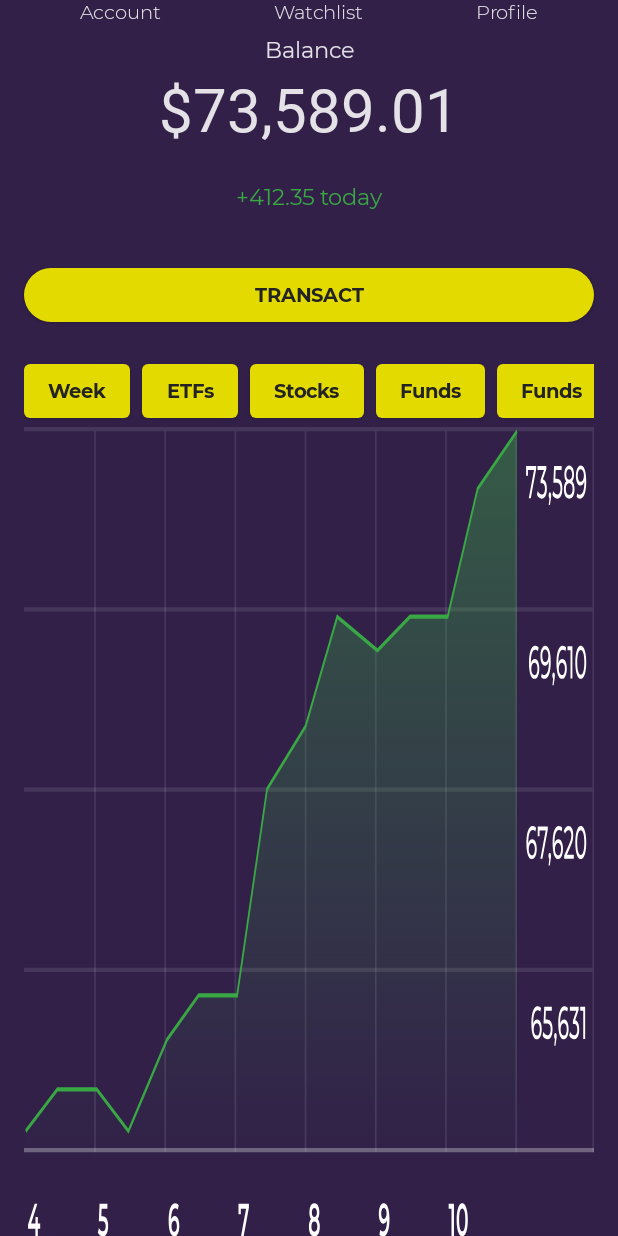
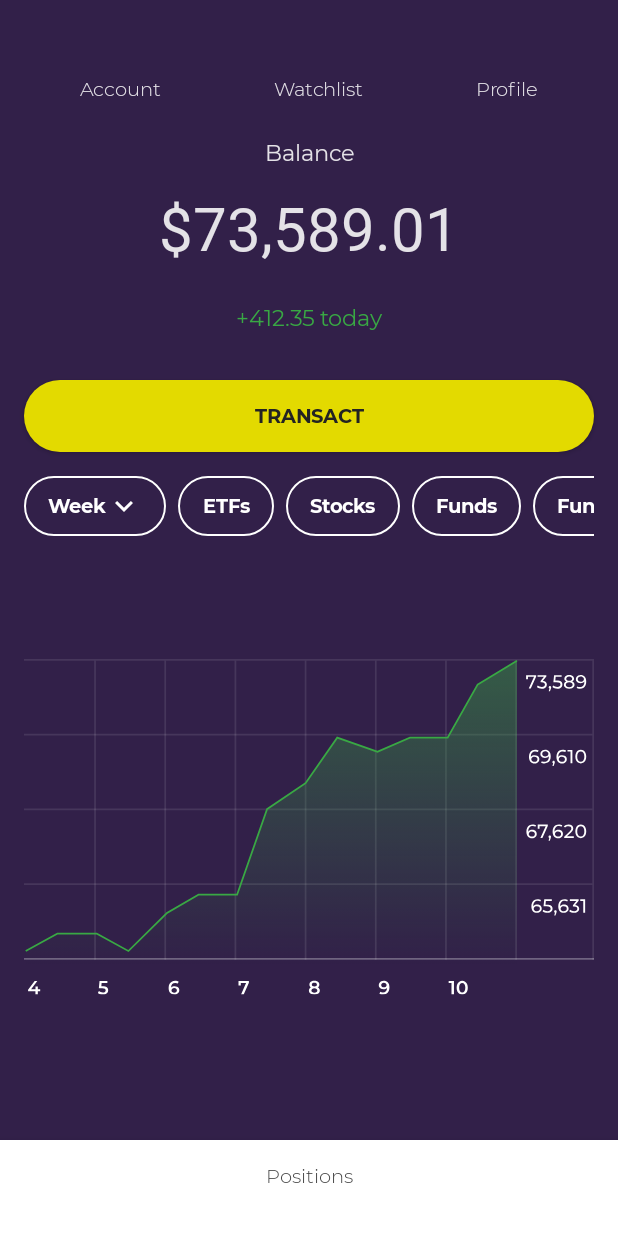
Before and after one commit to danielkeyes/android-dev-challenge-compose3, an Android app built with Jetpack Compose: the HomeScreen screen opened through its navigation route, on a phone screen of 412 x 824 dp. Run offline under Robolectric (Android 15) with nearby library versions, the phone set to English and light mode, and no system bars; our stand-ins replace constraintlayout-compose; Roboto replaces fonts that are not available here; 2 statements that could not run were skipped.

Commit message:
updated home screen spacing and bottom sheet as well as added buttons component for reuse

```diff
--- /dev/null
+++ b/app/src/main/java/com/example/androiddevchallenge/components/Buttons.kt
@@ -0,0 +1,66 @@
+package com.example.androiddevchallenge.components
+
+import androidx.compose.foundation.BorderStroke
+import androidx.compose.foundation.layout.Column
+import androidx.compose.foundation.layout.Row
+import androidx.compose.foundation.shape.RoundedCornerShape
+import androidx.compose.material.ButtonDefaults
+import androidx.compose.material.Icon
+import androidx.compose.material.MaterialTheme
+import androidx.compose.material.OutlinedButton
+import androidx.compose.material.Text
+import androidx.compose.material.icons.Icons
+import androidx.compose.material.icons.filled.ExpandMore
+import androidx.compose.runtime.Composable
+import androidx.compose.ui.Alignment
+import androidx.compose.ui.Modifier
+import androidx.compose.ui.graphics.Color
+import androidx.compose.ui.graphics.vector.ImageVector
+import androidx.compose.ui.tooling.preview.Preview
+import androidx.compose.ui.unit.dp
+import com.example.androiddevchallenge.ui.theme.clear
+import com.example.androiddevchallenge.ui.theme.yellow
+
+@Composable
+fun ClearOutlinedButton(
+    text: String,
+    onClick: () -> Unit,
+    color: Color,
+    modifier: Modifier = Modifier,
+    icon: ImageVector? = null
+) {
+    OutlinedButton(
+        modifier = modifier,
+        border = BorderStroke(width = 1.dp, color = color),
+        shape = RoundedCornerShape(50),
+        colors = ButtonDefaults.buttonColors(
+            backgroundColor = clear,
+            contentColor = color
+        ),
+        onClick = { onClick() }
+    ) {
+        Row(verticalAlignment = Alignment.CenterVertically) {
+            Text(text = text, style = MaterialTheme.typography.button, color = color)
+            if (icon != null) {
+                Icon(
+                    imageVector = icon,
+                    contentDescription = null,
+                )
+            }
+        }
+    }
+}
+
+@Preview
+@Composable
+fun PreviewClearOutlinedButton() {
+    Column() {
+        ClearOutlinedButton(text = "Button", onClick = { /*TODO*/ }, color = yellow)
+        ClearOutlinedButton(
+            text = "Expand",
+            icon = Icons.Filled.ExpandMore,
+            onClick = { /*TODO*/ },
+            color = Color.White
+        )
+    }
+}
--- a/app/src/main/java/com/example/androiddevchallenge/screen/HomeScreen.kt
+++ b/app/src/main/java/com/example/androiddevchallenge/screen/HomeScreen.kt
@@ -18,7 +18,6 @@ package com.example.androiddevchallenge.screen
 import androidx.compose.foundation.Image
 import androidx.compose.foundation.background
 import androidx.compose.foundation.layout.Arrangement
-import androidx.compose.foundation.layout.Box
 import androidx.compose.foundation.layout.Column
 import androidx.compose.foundation.layout.Row
 import androidx.compose.foundation.layout.Spacer
@@ -26,18 +25,25 @@ import androidx.compose.foundation.layout.fillMaxSize
 import androidx.compose.foundation.layout.fillMaxWidth
 import androidx.compose.foundation.layout.height
 import androidx.compose.foundation.layout.padding
+import androidx.compose.foundation.layout.paddingFromBaseline
 import androidx.compose.foundation.lazy.LazyRow
 import androidx.compose.foundation.lazy.items
 import androidx.compose.foundation.shape.RoundedCornerShape
 import androidx.compose.material.BottomSheetScaffold
+import androidx.compose.material.BottomSheetState
+import androidx.compose.material.BottomSheetValue
 import androidx.compose.material.Button
 import androidx.compose.material.ExperimentalMaterialApi
 import androidx.compose.material.MaterialTheme
 import androidx.compose.material.Text
+import androidx.compose.material.icons.Icons
+import androidx.compose.material.icons.filled.ExpandMore
 import androidx.compose.material.rememberBottomSheetScaffoldState
 import androidx.compose.runtime.Composable
 import androidx.compose.ui.Alignment
 import androidx.compose.ui.Modifier
+import androidx.compose.ui.graphics.Color
+import androidx.compose.ui.graphics.RectangleShape
 import androidx.compose.ui.layout.ContentScale
 import androidx.compose.ui.res.painterResource
 import androidx.compose.ui.tooling.preview.Preview
@@ -45,6 +51,7 @@ import androidx.compose.ui.unit.dp
 import androidx.navigation.NavHostController
 import androidx.navigation.compose.rememberNavController
 import com.example.androiddevchallenge.R
+import com.example.androiddevchallenge.components.ClearOutlinedButton
 import com.example.androiddevchallenge.ui.theme.MyTheme
 import com.example.androiddevchallenge.ui.theme.green
 import com.example.androiddevchallenge.ui.theme.typography
@@ -52,29 +59,29 @@ import com.example.androiddevchallenge.ui.theme.typography
 @ExperimentalMaterialApi
 @Composable
 fun HomeScreen(navController: NavHostController) {
-    val bottomSheetScaffoldState = rememberBottomSheetScaffoldState()
+    val sheetPeakHeight  = 64.dp
+
+    val bottomSheetScaffoldState = rememberBottomSheetScaffoldState(
+        bottomSheetState = BottomSheetState(BottomSheetValue.Collapsed)
+    )
     BottomSheetScaffold(
         scaffoldState = bottomSheetScaffoldState,
         sheetContent = {
-            Box(
-                Modifier
-                    .fillMaxWidth()
-                    .height(200.dp)
-            ) {
-                Text(text = "Positions")
-            }
+            Positions(positions = PositionsHelper().getPositions())
         },
-        sheetPeekHeight = 0.dp
+        sheetPeekHeight = sheetPeakHeight,
+        sheetShape = RectangleShape,
+        sheetBackgroundColor = MaterialTheme.colors.surface
     ) {
         Column(
             modifier = Modifier
-                .padding(start = 16.dp, end = 16.dp)
+                .padding(start = 16.dp, end = 16.dp, bottom = sheetPeakHeight)
                 .fillMaxSize()
                 .background(MaterialTheme.colors.background),
             horizontalAlignment = Alignment.CenterHorizontally,
         ) {
             Row(
-                modifier = Modifier.fillMaxWidth(),
+                modifier = Modifier.fillMaxWidth().paddingFromBaseline(64.dp),
                 horizontalArrangement = Arrangement.SpaceAround,
             ) {
                 // TODO make into buttons
@@ -83,47 +90,53 @@ fun HomeScreen(navController: NavHostController) {
                 Text(text = "Profile")
             }
             Spacer(modifier = Modifier.height(8.dp))
-            Text(text = "Balance", style = typography.subtitle1)
+            Text(text = "Balance", modifier = Modifier.paddingFromBaseline(32.dp), style = typography.subtitle1)
             Spacer(modifier = Modifier.height(8.dp))
-            Text(text = "$73,589.01", style = typography.h1)
+            Text(text = "$73,589.01",modifier = Modifier.paddingFromBaseline(48.dp), style = typography.h1)
             Spacer(modifier = Modifier.height(24.dp))
-            Text(text = "+412.35 today", style = typography.subtitle1, color = green)
+            Text(text = "+412.35 today",modifier = Modifier.paddingFromBaseline(16.dp), style = typography.subtitle1, color = green)
             Spacer(modifier = Modifier.height(32.dp))
             Button(
-                modifier = Modifier.fillMaxWidth(),
+                modifier = Modifier.fillMaxWidth().height(48.dp),
                 shape = RoundedCornerShape(50),
-                onClick = { /*TODO*/ }
+                onClick = { }
             ) {
                 Text(text = "TRANSACT")
             }
             Spacer(modifier = Modifier.height(16.dp))
-            val myItems = listOf<renameMe>(
-                renameMe("Week", true),
-                renameMe("ETFs"),
-                renameMe("Stocks"),
-                renameMe("Funds"),
-                renameMe("Funds"),
-                renameMe("Funds"),
-                renameMe("Funds"),
+            val myItems = listOf<Filter>(
+                Filter("Week", true),
+                Filter("ETFs"),
+                Filter("Stocks"),
+                Filter("Funds"),
+                Filter("Funds"),
+                Filter("Funds"),
+                Filter("Funds"),
             )
             LazyRow(
                 modifier = Modifier.fillMaxWidth(),
                 horizontalArrangement = Arrangement.spacedBy(8.dp),
             ) {
                 items(myItems) { item ->
-                    Button(onClick = {}) {
-                        Text(text = item.text)
+                    val buttonModifier = Modifier.height(40.dp)
+                    if (item.hasOptions){
+                        ClearOutlinedButton(text = item.text, modifier = buttonModifier, icon = Icons.Filled.ExpandMore, onClick = {  }, color = Color.White )
+                    } else {
+                        ClearOutlinedButton(text = item.text, modifier = buttonModifier, onClick = {  }, color = Color.White )
                     }
                 }
             }
+            Spacer(modifier = Modifier.height(16.dp))
             Image(
                 modifier = Modifier
                     .weight(1f)
-                    .fillMaxSize(),
+                    .fillMaxWidth()
+                    .height(192.dp),
                 painter = painterResource(id = R.drawable.home_illos),
                 contentDescription = null,
-                contentScale = ContentScale.FillBounds,
+                contentScale = ContentScale.FillWidth,
             )
+            Spacer(modifier = Modifier.height(32.dp))
         }
     }
 }
@@ -137,4 +150,4 @@ fun HomeScreenPreview() {
     }
 }
 
-data class renameMe(val text: String, val hasOptions: Boolean = false)
+data class Filter(val text: String, val hasOptions: Boolean = false)
--- /dev/null
+++ b/app/src/main/java/com/example/androiddevchallenge/screen/Positions.kt
@@ -0,0 +1,148 @@
+package com.example.androiddevchallenge.screen
+
+import androidx.compose.foundation.Image
+import androidx.compose.foundation.background
+import androidx.compose.foundation.layout.Box
+import androidx.compose.foundation.layout.Column
+import androidx.compose.foundation.layout.Row
+import androidx.compose.foundation.layout.Spacer
+import androidx.compose.foundation.layout.fillMaxHeight
+import androidx.compose.foundation.layout.fillMaxSize
+import androidx.compose.foundation.layout.fillMaxWidth
+import androidx.compose.foundation.layout.height
+import androidx.compose.foundation.layout.padding
+import androidx.compose.foundation.layout.paddingFromBaseline
+import androidx.compose.foundation.lazy.LazyColumn
+import androidx.compose.foundation.lazy.items
+import androidx.compose.material.MaterialTheme
+import androidx.compose.material.Text
+import androidx.compose.runtime.Composable
+import androidx.compose.ui.Alignment
+import androidx.compose.ui.Modifier
+import androidx.compose.ui.layout.ContentScale
+import androidx.compose.ui.res.painterResource
+import androidx.compose.ui.text.style.TextAlign
+import androidx.compose.ui.tooling.preview.Preview
+import androidx.compose.ui.unit.dp
+import com.example.androiddevchallenge.R
+import com.example.androiddevchallenge.ui.theme.gray700
+import com.example.androiddevchallenge.ui.theme.green
+import com.example.androiddevchallenge.ui.theme.red
+import com.example.androiddevchallenge.ui.theme.typography
+
+// TODO this naming hurts readability
+
+@Composable
+fun Positions(positions: List<Position>) {
+    Column(
+        modifier = Modifier
+            .fillMaxSize()
+            .background(color = MaterialTheme.colors.surface)
+            .padding(16.dp),
+    ) {
+        Text(
+            text = "Positions",
+            modifier = Modifier
+                .fillMaxWidth()
+                .align(Alignment.CenterHorizontally),
+            textAlign = TextAlign.Center
+        )
+        Spacer(modifier = Modifier.height(24.dp))
+        LazyColumn {
+            items(positions) { position ->
+                Spacer(
+                    modifier = Modifier
+                        .height(1.dp)
+                        .background(color = gray700)
+                )
+                Position(position)
+            }
+        }
+    }
+}
+
+@Composable
+fun Position(position: Position) {
+    Row(
+        modifier = Modifier
+            .fillMaxWidth()
+            .height(56.dp)
+    ) {
+        Column {
+            Text(
+                text = position.value,
+                style = typography.body1,
+                modifier = Modifier.paddingFromBaseline(24.dp)
+            )
+            Text(
+                text = position.percentChange,
+                style = typography.body1,
+                color = if (position.percentChange.startsWith('-')) red else green,
+                modifier = Modifier.paddingFromBaseline(16.dp)
+            )
+            Spacer(modifier = Modifier.height(16.dp))
+        }
+        Column(modifier = Modifier.padding(start = 64.dp)) {
+            Text(
+                text = position.acronym,
+                style = typography.h3,
+                modifier = Modifier.paddingFromBaseline(24.dp)
+            )
+            Text(
+                text = position.name,
+                style = typography.body1,
+                modifier = Modifier.paddingFromBaseline(16.dp)
+            )
+            Spacer(modifier = Modifier.height(16.dp))
+        }
+        // TODO figure out how to end align Image so I can remove the box
+        Box(modifier = Modifier.weight(1f)){}
+        Image(
+            painter = painterResource(id = position.chartGraph),
+            contentDescription = "",
+            modifier = Modifier.align(Alignment.CenterVertically),
+            contentScale = ContentScale.FillHeight,
+        )
+    }
+}
+
+@Preview
+@Composable
+fun PositionsPreview() {
+    Positions(PositionsHelper().getPositions())
+}
+
+@Preview
+@Composable
+fun PositionPreview() {
+    Position(PositionsHelper().getPosition())
+}
+
+data class Position(
+    val acronym: String,
+    val name: String,
+    val value: String,
+    val percentChange: String,
+    val chartGraph: Int,
+)
+
+class PositionsHelper {
+    fun getPositions(): List<Position> {
+        return listOf<Position>(
+            Position("ALK", "Alaska Air Group, Inc", "$7,918", "-0.54%", R.drawable.home_alk),
+            Position("BA", "Boeing Co.", "$1,293", "+4.18%", R.drawable.home_ba),
+            Position("DAL", "Delta Airlines Inc.", "$893.50", "-0.54%", R.drawable.home_dal),
+            Position("EXPE", "Expedia Group Inc.", "$12,301", "+2.51%", R.drawable.home_exp),
+            Position("EADSY", "Airbus SE", "$12,301", "+1.38%", R.drawable.home_eadsy),
+            Position("JBLU", "JEtblue Airways Corp.", "$8,251", "+1.56%", R.drawable.home_jblu),
+            Position("MAR", "Marriot International Inc.", "$521", "+2.75%", R.drawable.home_mar),
+            Position("CCL", "Carnival Corp", "$5,481", "+0.14%", R.drawable.home_ccl),
+            Position("RCL", "Royal Caribbean Cruises", "$9,184", "+1.69%", R.drawable.home_rcl),
+            Position("TRVL", "Travelocity Inc.", "$654", "+3.23%", R.drawable.home_trvl),
+        )
+    }
+
+    fun getPosition(): Position {
+        return Position("Alk", "Alaska Air Group, Inc.", "$7,918", "-0.54%", R.drawable.home_alk)
+    }
+}
```
Also changed, not shown: 1 other file.
